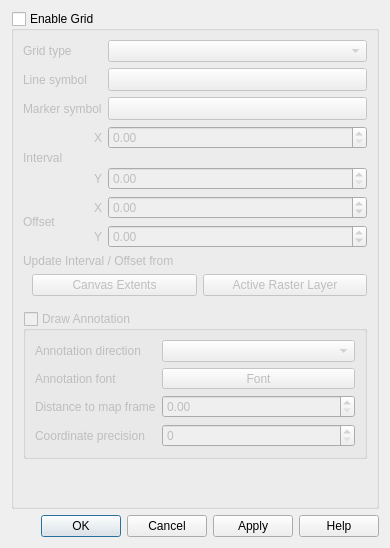
This is src/ui/qgsdecorationgriddialog.ui in nextgis/nextgisqgis as Qt 5 draws it before an edit. The edited form follows.
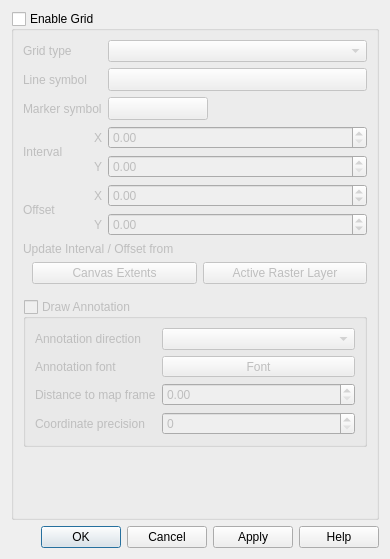
This is the edited form. Custom widgets are drawn as their Qt base class.

Patch:
```diff
--- a/src/ui/qgsdecorationgriddialog.ui
+++ b/src/ui/qgsdecorationgriddialog.ui
@@ -7,7 +7,7 @@
     <x>0</x>
     <y>0</y>
     <width>390</width>
-    <height>548</height>
+    <height>559</height>
    </rect>
   </property>
   <property name="windowTitle">
@@ -29,31 +29,14 @@
       <bool>false</bool>
      </property>
      <layout class="QGridLayout" name="gridLayout_3">
-      <item row="10" column="1">
-       <widget class="QLabel" name="mOffsetYLabel">
-        <property name="text">
-         <string>Y</string>
+      <item row="7" column="2">
+       <widget class="QgsDoubleSpinBox" name="mOffsetXEdit">
+        <property name="sizePolicy">
+         <sizepolicy hsizetype="Expanding" vsizetype="Fixed">
+          <horstretch>0</horstretch>
+          <verstretch>0</verstretch>
+         </sizepolicy>
         </property>
-        <property name="alignment">
-         <set>Qt::AlignRight|Qt::AlignTrailing|Qt::AlignVCenter</set>
-        </property>
-        <property name="wordWrap">
-         <bool>true</bool>
-        </property>
-       </widget>
-      </item>
-      <item row="9" column="0" rowspan="2">
-       <widget class="QLabel" name="mOffsetXLabel">
-        <property name="text">
-         <string>Offset</string>
-        </property>
-        <property name="wordWrap">
-         <bool>true</bool>
-        </property>
-       </widget>
-      </item>
-      <item row="10" column="2">
-       <widget class="QgsDoubleSpinBox" name="mOffsetYEdit">
         <property name="minimum">
          <double>-10000000000000000.000000000000000</double>
         </property>
@@ -62,51 +45,20 @@
         </property>
        </widget>
       </item>
-      <item row="2" column="2">
-       <widget class="QgsSymbolButton" name="mMarkerSymbolButton">
-        <property name="enabled">
-         <bool>false</bool>
-        </property>
-        <property name="sizePolicy">
-         <sizepolicy hsizetype="Preferred" vsizetype="Preferred">
-          <horstretch>0</horstretch>
-          <verstretch>0</verstretch>
-         </sizepolicy>
-        </property>
-        <property name="minimumSize">
-         <size>
-          <width>100</width>
-          <height>0</height>
-         </size>
-        </property>
+      <item row="6" column="1">
+       <widget class="QLabel" name="mIntervalYLabel">
         <property name="text">
-         <string/>
+         <string>Y</string>
         </property>
-       </widget>
-      </item>
-      <item row="1" column="2">
-       <widget class="QgsSymbolButton" name="mLineSymbolButton">
-        <property name="enabled">
-         <bool>false</bool>
+        <property name="alignment">
+         <set>Qt::AlignRight|Qt::AlignTrailing|Qt::AlignVCenter</set>
         </property>
-        <property name="sizePolicy">
-         <sizepolicy hsizetype="Preferred" vsizetype="Preferred">
-          <horstretch>0</horstretch>
-          <verstretch>0</verstretch>
-         </sizepolicy>
+        <property name="wordWrap">
+         <bool>true</bool>
         </property>
-        <property name="minimumSize">
-         <size>
-          <width>100</width>
-          <height>0</height>
-         </size>
-        </property>
-        <property name="text">
-         <string/>
-        </property>
        </widget>
       </item>
-      <item row="13" column="0" colspan="3">
+      <item row="10" column="0" colspan="3">
        <layout class="QGridLayout" name="gridLayout_4">
         <property name="leftMargin">
          <number>9</number>
@@ -136,14 +88,7 @@
         </item>
        </layout>
       </item>
-      <item row="7" column="2">
-       <widget class="QgsDoubleSpinBox" name="mIntervalYEdit">
-        <property name="maximum">
-         <double>10000000000000000.000000000000000</double>
-        </property>
-       </widget>
-      </item>
-      <item row="22" column="0" colspan="3">
+      <item row="23" column="0" colspan="3">
        <widget class="QGroupBox" name="mDrawAnnotationCheckBox">
         <property name="title">
          <string>Draw Annotation</string>
@@ -226,80 +171,7 @@
         </layout>
        </widget>
       </item>
-      <item row="9" column="2">
-       <widget class="QgsDoubleSpinBox" name="mOffsetXEdit">
-        <property name="sizePolicy">
-         <sizepolicy hsizetype="Expanding" vsizetype="Fixed">
-          <horstretch>0</horstretch>
-          <verstretch>0</verstretch>
-         </sizepolicy>
-        </property>
-        <property name="minimum">
-         <double>-10000000000000000.000000000000000</double>
-        </property>
-        <property name="maximum">
-         <double>10000000000000000.000000000000000</double>
-        </property>
-       </widget>
-      </item>
-      <item row="12" column="0" colspan="3">
-       <widget class="QLabel" name="mUpdateIntervalOffsetLabel">
-        <property name="text">
-         <string>Update Interval / Offset from</string>
-        </property>
-       </widget>
-      </item>
-      <item row="1" column="0" colspan="2">
-       <widget class="QLabel" name="mLineSymbolLabel">
-        <property name="text">
-         <string>Line symbol</string>
-        </property>
-        <property name="wordWrap">
-         <bool>true</bool>
-        </property>
-       </widget>
-      </item>
-      <item row="0" column="0" colspan="2">
-       <widget class="QLabel" name="mGridTypeLabel">
-        <property name="text">
-         <string>Grid type</string>
-        </property>
-        <property name="wordWrap">
-         <bool>true</bool>
-        </property>
-       </widget>
-      </item>
-      <item row="4" column="2">
-       <widget class="QgsDoubleSpinBox" name="mIntervalXEdit">
-        <property name="maximum">
-         <double>10000000000000000.000000000000000</double>
-        </property>
-       </widget>
-      </item>
-      <item row="4" column="0" rowspan="4">
-       <widget class="QLabel" name="mIntervalXLabel">
-        <property name="text">
-         <string>Interval</string>
-        </property>
-        <property name="wordWrap">
-         <bool>true</bool>
-        </property>
-       </widget>
-      </item>
-      <item row="7" column="1">
-       <widget class="QLabel" name="mIntervalYLabel">
-        <property name="text">
-         <string>Y</string>
-        </property>
-        <property name="alignment">
-         <set>Qt::AlignRight|Qt::AlignTrailing|Qt::AlignVCenter</set>
-        </property>
-        <property name="wordWrap">
-         <bool>true</bool>
-        </property>
-       </widget>
-      </item>
-      <item row="23" column="0" colspan="3">
+      <item row="24" column="0" colspan="3">
        <spacer name="verticalSpacer">
         <property name="orientation">
          <enum>Qt::Vertical</enum>
@@ -328,7 +200,186 @@
         </property>
        </widget>
       </item>
-      <item row="2" column="0" colspan="2">
+      <item row="8" column="1">
+       <widget class="QLabel" name="mOffsetYLabel">
+        <property name="text">
+         <string>Y</string>
+        </property>
+        <property name="alignment">
+         <set>Qt::AlignRight|Qt::AlignTrailing|Qt::AlignVCenter</set>
+        </property>
+        <property name="wordWrap">
+         <bool>true</bool>
+        </property>
+       </widget>
+      </item>
+      <item row="8" column="2">
+       <widget class="QgsDoubleSpinBox" name="mOffsetYEdit">
+        <property name="minimum">
+         <double>-10000000000000000.000000000000000</double>
+        </property>
+        <property name="maximum">
+         <double>10000000000000000.000000000000000</double>
+        </property>
+       </widget>
+      </item>
+      <item row="5" column="0" rowspan="2">
+       <widget class="QLabel" name="mIntervalLabel">
+        <property name="text">
+         <string>Interval</string>
+        </property>
+        <property name="wordWrap">
+         <bool>true</bool>
+        </property>
+       </widget>
+      </item>
+      <item row="6" column="2">
+       <widget class="QgsDoubleSpinBox" name="mIntervalYEdit">
+        <property name="maximum">
+         <double>10000000000000000.000000000000000</double>
+        </property>
+       </widget>
+      </item>
+      <item row="0" column="0" colspan="2">
+       <widget class="QLabel" name="mGridTypeLabel">
+        <property name="text">
+         <string>Grid type</string>
+        </property>
+        <property name="wordWrap">
+         <bool>true</bool>
+        </property>
+       </widget>
+      </item>
+      <item row="7" column="1">
+       <widget class="QLabel" name="mOffsetXLabel">
+        <property name="text">
+         <string>X</string>
+        </property>
+        <property name="alignment">
+         <set>Qt::AlignRight|Qt::AlignTrailing|Qt::AlignVCenter</set>
+        </property>
+       </widget>
+      </item>
+      <item row="5" column="2">
+       <widget class="QgsDoubleSpinBox" name="mIntervalXEdit">
+        <property name="maximum">
+         <double>10000000000000000.000000000000000</double>
+        </property>
+       </widget>
+      </item>
+      <item row="7" column="0" rowspan="2">
+       <widget class="QLabel" name="mOffsetLabel">
+        <property name="text">
+         <string>Offset</string>
+        </property>
+        <property name="wordWrap">
+         <bool>true</bool>
+        </property>
+       </widget>
+      </item>
+      <item row="1" column="2">
+       <widget class="QgsSymbolButton" name="mLineSymbolButton">
+        <property name="enabled">
+         <bool>false</bool>
+        </property>
+        <property name="sizePolicy">
+         <sizepolicy hsizetype="Preferred" vsizetype="Preferred">
+          <horstretch>0</horstretch>
+          <verstretch>0</verstretch>
+         </sizepolicy>
+        </property>
+        <property name="minimumSize">
+         <size>
+          <width>100</width>
+          <height>0</height>
+         </size>
+        </property>
+        <property name="text">
+         <string/>
+        </property>
+       </widget>
+      </item>
+      <item row="1" column="0" colspan="2">
+       <widget class="QLabel" name="mLineSymbolLabel">
+        <property name="text">
+         <string>Line symbol</string>
+        </property>
+        <property name="wordWrap">
+         <bool>true</bool>
+        </property>
+       </widget>
+      </item>
+      <item row="9" column="0" colspan="3">
+       <widget class="QLabel" name="mUpdateIntervalOffsetLabel">
+        <property name="text">
+         <string>Update Interval / Offset from</string>
+        </property>
+       </widget>
+      </item>
+      <item row="5" column="1">
+       <widget class="QLabel" name="mIntervalXLabel">
+        <property name="text">
+         <string>X</string>
+        </property>
+        <property name="alignment">
+         <set>Qt::AlignRight|Qt::AlignTrailing|Qt::AlignVCenter</set>
+        </property>
+       </widget>
+      </item>
+      <item row="4" column="2">
+       <widget class="QWidget" name="mMarkerSymbolFrame" native="true">
+        <layout class="QHBoxLayout" name="horizontalLayout">
+         <property name="leftMargin">
+          <number>0</number>
+         </property>
+         <property name="topMargin">
+          <number>0</number>
+         </property>
+         <property name="rightMargin">
+          <number>0</number>
+         </property>
+         <property name="bottomMargin">
+          <number>0</number>
+         </property>
+         <item>
+          <widget class="QgsSymbolButton" name="mMarkerSymbolButton">
+           <property name="enabled">
+            <bool>false</bool>
+           </property>
+           <property name="sizePolicy">
+            <sizepolicy hsizetype="Preferred" vsizetype="Preferred">
+             <horstretch>0</horstretch>
+             <verstretch>0</verstretch>
+            </sizepolicy>
+           </property>
+           <property name="minimumSize">
+            <size>
+             <width>100</width>
+             <height>0</height>
+            </size>
+           </property>
+           <property name="text">
+            <string/>
+           </property>
+          </widget>
+         </item>
+         <item>
+          <spacer name="horizontalSpacer">
+           <property name="orientation">
+            <enum>Qt::Horizontal</enum>
+           </property>
+           <property name="sizeHint" stdset="0">
+            <size>
+             <width>40</width>
+             <height>20</height>
+            </size>
+           </property>
+          </spacer>
+         </item>
+        </layout>
+       </widget>
+      </item>
+      <item row="4" column="0" colspan="2">
        <widget class="QLabel" name="mMarkerSymbolLabel">
         <property name="text">
          <string>Marker symbol</string>
@@ -338,26 +389,6 @@
         </property>
        </widget>
       </item>
-      <item row="9" column="1">
-       <widget class="QLabel" name="label">
-        <property name="text">
-         <string>X</string>
-        </property>
-        <property name="alignment">
-         <set>Qt::AlignRight|Qt::AlignTrailing|Qt::AlignVCenter</set>
-        </property>
-       </widget>
-      </item>
-      <item row="4" column="1">
-       <widget class="QLabel" name="label_2">
-        <property name="text">
-         <string>X</string>
-        </property>
-        <property name="alignment">
-         <set>Qt::AlignRight|Qt::AlignTrailing|Qt::AlignVCenter</set>
-        </property>
-       </widget>
-      </item>
      </layout>
     </widget>
    </item>
@@ -374,26 +405,26 @@
   </layout>
  </widget>
  <customwidgets>
-  <customwidget>
-   <class>QgsSpinBox</class>
-   <extends>QSpinBox</extends>
-   <header>qgsspinbox.h</header>
-  </customwidget>
   <customwidget>
    <class>QgsDoubleSpinBox</class>
    <extends>QDoubleSpinBox</extends>
    <header>qgsdoublespinbox.h</header>
   </customwidget>
-  <customwidget>
-   <class>QgsFontButton</class>
-   <extends>QToolButton</extends>
-   <header>qgsfontbutton.h</header>
-  </customwidget>
   <customwidget>
    <class>QgsSymbolButton</class>
    <extends>QToolButton</extends>
    <header>qgssymbolbutton.h</header>
   </customwidget>
+  <customwidget>
+   <class>QgsSpinBox</class>
+   <extends>QSpinBox</extends>
+   <header>qgsspinbox.h</header>
+  </customwidget>
+  <customwidget>
+   <class>QgsFontButton</class>
+   <extends>QToolButton</extends>
+   <header>qgsfontbutton.h</header>
+  </customwidget>
  </customwidgets>
  <tabstops>
   <tabstop>grpEnable</tabstop>
```
